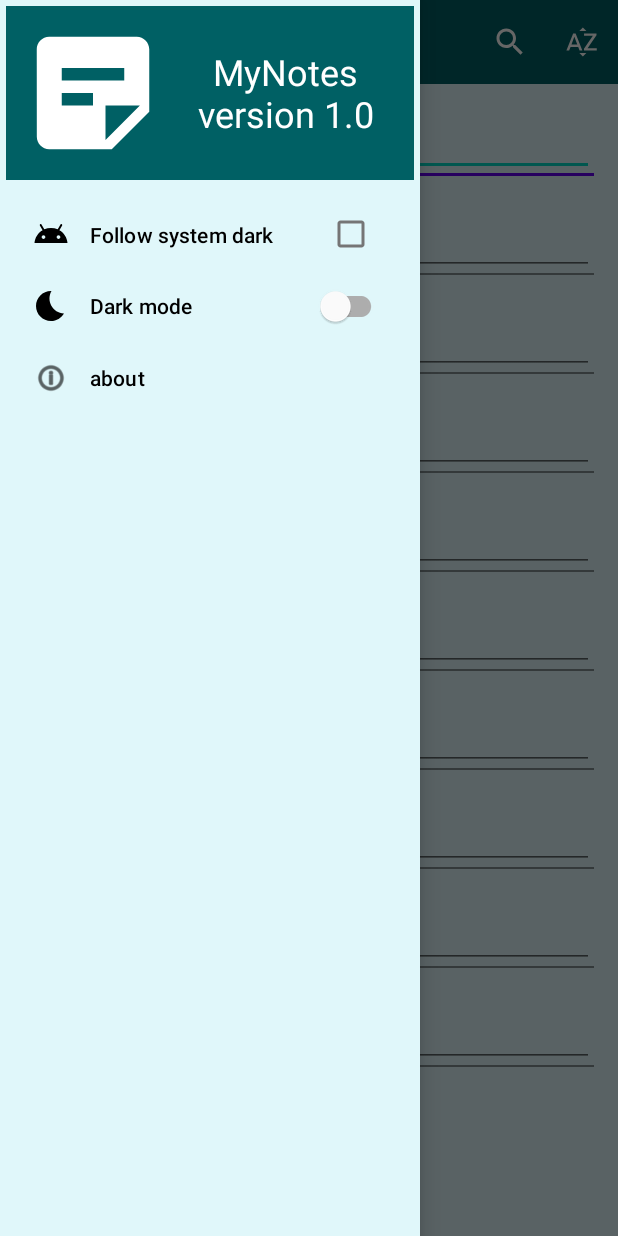
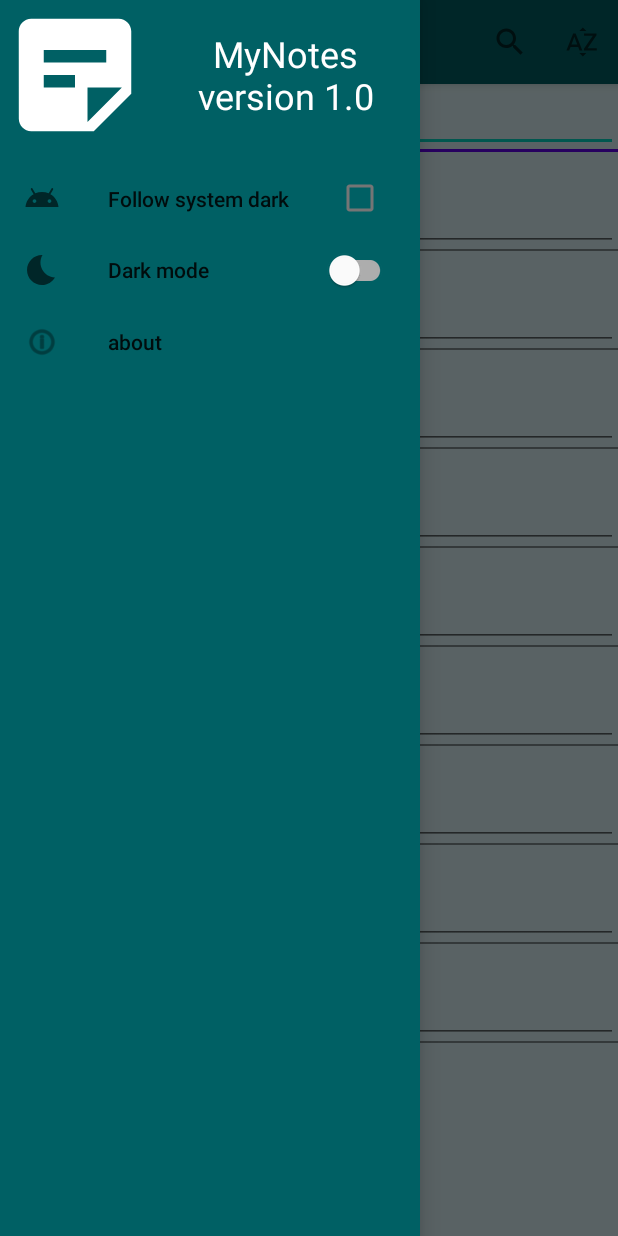
Before and after one commit to GeekBrainsStudent/MyNotes, an Android app: the screen it shows after launch (MainActivity), with the side drawer open, on a phone screen of 412 x 824 dp. Run offline under Robolectric (Android 15) with nearby library versions, the phone set to English and light mode, and no system bars.

Commit message:
1. Update themes and styles

```diff
--- a/app/src/main/res/layout-land/activity_main.xml
+++ b/app/src/main/res/layout-land/activity_main.xml
@@ -61,7 +61,6 @@
         android:layout_width="wrap_content"
         android:layout_height="match_parent"
         android:layout_gravity="start"
-        android:fitsSystemWindows="true"
         app:headerLayout="@layout/nav_header"
         app:menu="@menu/drawer_menu" />
 
--- a/app/src/main/res/layout/activity_main.xml
+++ b/app/src/main/res/layout/activity_main.xml
@@ -45,8 +45,6 @@
         android:layout_width="wrap_content"
         android:layout_height="match_parent"
         android:layout_gravity="start"
-        android:fitsSystemWindows="true"
-        style="@style/MyNavigationViewStyle"
         app:headerLayout="@layout/nav_header"
         app:menu="@menu/drawer_menu" />
 
--- a/app/src/main/res/layout/fragment_list_notes.xml
+++ b/app/src/main/res/layout/fragment_list_notes.xml
@@ -3,7 +3,6 @@
     xmlns:android="http://schemas.android.com/apk/res/android"
     android:orientation="vertical"
     android:layout_width="match_parent"
-    android:layout_height="match_parent"
-    style="@style/FragmentRootStyle">
+    android:layout_height="match_parent">
 
 </LinearLayout>
--- a/app/src/main/res/layout/fragment_note.xml
+++ b/app/src/main/res/layout/fragment_note.xml
@@ -3,8 +3,7 @@
     xmlns:android="http://schemas.android.com/apk/res/android"
     android:orientation="vertical"
     android:layout_width="match_parent"
-    android:layout_height="match_parent"
-    style="@style/FragmentRootStyle">
+    android:layout_height="match_parent">
 
     <com.google.android.material.textfield.TextInputLayout
         android:id="@+id/title_layout"
@@ -14,8 +13,7 @@
         <com.google.android.material.textfield.TextInputEditText
             android:id="@+id/title"
             android:layout_width="match_parent"
-            android:layout_height="wrap_content"
-            style="@style/TitleStyle" />
+            android:layout_height="wrap_content" />
 
     </com.google.android.material.textfield.TextInputLayout>
 
--- a/app/src/main/res/layout/nav_header.xml
+++ b/app/src/main/res/layout/nav_header.xml
@@ -3,8 +3,7 @@
     xmlns:app="http://schemas.android.com/apk/res-auto"
     android:orientation="horizontal"
     android:layout_width="match_parent"
-    android:layout_height="wrap_content"
-    style="@style/MyNavigationViewHeaderStyle">
+    android:layout_height="wrap_content">
 
     <ImageView
         android:id="@+id/avatar"
--- a/app/src/main/res/values-night/themes.xml
+++ b/app/src/main/res/values-night/themes.xml
@@ -1,54 +1,34 @@
 <resources xmlns:tools="http://schemas.android.com/tools">
     <!-- Base application theme. -->
     <style name="Theme.MyNotes" parent="Theme.MaterialComponents.DayNight.NoActionBar">
-        <item name="android:windowBackground">@color/black</item>
-        <item name="textInputStyle">@style/MyTextInputLayoutStyle</item>
-        <item name="appBarLayoutStyle">@style/MyAppBarLayoutStyle</item>
-        <item name="toolbarStyle">@style/MyToolbarStyle</item>
+        <item name="android:windowBackground">@color/cyan50</item>
+        <item name="toolbarStyle">@style/ToolbarStyle</item>
+
+        <item name="navigationViewStyle">@style/NavigationViewStyle</item>
+        <item name="cardViewStyle">@style/CardViewStyle</item>
+        <item name="textInputStyle">@style/TextInputStyle</item>
+        <item name="editTextStyle">@style/EditTextStyle</item>
     </style>
 
-    <style name="MyNavigationViewStyle">
-        <item name="android:background">@color/black</item>
-    </style>
-
-    <style name="MyNavigationViewHeaderStyle">
+    <style name="ToolbarStyle" parent="Widget.MaterialComponents.Toolbar">
         <item name="android:background">@color/cyan900</item>
-        <item name="android:layout_margin">4dp</item>
-        <item name="android:padding">8dp</item>
-        <item name="android:textViewStyle">@style/NavHeaderTextInputEditTextStyle</item>
-    </style>
-
-    <style name="NavHeaderTextInputTextLayoutStyle" parent="Widget.MaterialComponents.TextInputLayout.FilledBox">
-        <item name="boxBackgroundColor">@color/cyan900</item>
+        <item name="titleTextColor">@color/white</item>
     </style>
 
 
-    <style name="NavHeaderTextInputEditTextStyle">
-        <item name="android:textAppearance">@style/TextAppearance.MaterialComponents.Headline6</item>
-        <item name="color">@color/white</item>
+    <style name="NavigationViewStyle" parent="Widget.Design.NavigationView">
+        <item name="android:background">@color/cyan900</item>
     </style>
 
-    <style name="MyToolbarStyle" parent="Widget.MaterialComponents.Toolbar">
-        <item name="android:background">@color/cyan600</item>
+    <style name="CardViewStyle" parent="Widget.MaterialComponents.CardView">
     </style>
 
-    <style name="MyAppBarLayoutStyle" parent="Widget.MaterialComponents.AppBarLayout.Primary">
-        <item name="android:background">@color/cyan500</item>
+    <style name="TextInputStyle" parent="Widget.MaterialComponents.TextInputLayout.FilledBox">
+        <item name="boxBackgroundColor">@color/cyan50</item>
+        <item name="android:background">@color/cyan50</item>
     </style>
 
-    <style name="MyTextInputLayoutStyle" parent="Widget.MaterialComponents.TextInputLayout.FilledBox">
-        <item name="boxBackgroundColor">@color/cyan50</item>
+    <style name="EditTextStyle" parent="Widget.AppCompat.EditText">
     </style>
 
-    <style name="TitleStyle" parent="Widget.AppCompat.EditText">
-        <item name="android:textAppearance">@style/TextAppearance.MaterialComponents.Headline4</item>
-    </style>
-
-    <style name="DescribeStyle" parent="Widget.AppCompat.EditText">
-        <item name="android:textAppearance">@style/TextAppearance.MaterialComponents.Body2</item>
-    </style>
-
-    <style name="FragmentRootStyle">
-        <item name="android:padding">@dimen/rootFragmentPadding</item>
-    </style>
 </resources>
--- a/app/src/main/res/values/themes.xml
+++ b/app/src/main/res/values/themes.xml
@@ -2,60 +2,33 @@
     <!-- Base application theme. -->
     <style name="Theme.MyNotes" parent="Theme.MaterialComponents.DayNight.NoActionBar">
         <item name="android:windowBackground">@color/cyan50</item>
-        <item name="textInputStyle">@style/MyTextInputLayoutStyle</item>
-        <item name="appBarLayoutStyle">@style/MyAppBarLayoutStyle</item>
-        <item name="toolbarStyle">@style/MyToolbarStyle</item>
-        <item name="actionMenuTextColor">@color/white</item>
-        <item name="iconTint">@color/white</item>
+        <item name="toolbarStyle">@style/ToolbarStyle</item>
+
+        <item name="navigationViewStyle">@style/NavigationViewStyle</item>
+        <item name="cardViewStyle">@style/CardViewStyle</item>
+        <item name="textInputStyle">@style/TextInputStyle</item>
+        <item name="editTextStyle">@style/EditTextStyle</item>
     </style>
 
-    <style name="MenuItemStyle">
-        <item name="actionMenuTextColor">@color/white</item>
-    </style>
-
-    <style name="MyNavigationViewStyle">
-        <item name="android:background">@color/cyan50</item>
-    </style>
-
-    <style name="MyNavigationViewHeaderStyle">
-        <item name="android:background">@color/cyan900</item>
-        <item name="android:layout_margin">4dp</item>
-        <item name="android:padding">8dp</item>
-        <item name="android:textViewStyle">@style/NavHeaderTextInputEditTextStyle</item>
-    </style>
-
-    <style name="NavHeaderTextInputTextLayoutStyle" parent="Widget.MaterialComponents.TextInputLayout.FilledBox">
-        <item name="boxBackgroundColor">@color/cyan900</item>
-    </style>
-
-
-    <style name="NavHeaderTextInputEditTextStyle">
-        <item name="android:textAppearance">@style/TextAppearance.MaterialComponents.Headline6</item>
-        <item name="color">@color/white</item>
-    </style>
-
-    <style name="MyToolbarStyle" parent="Widget.MaterialComponents.Toolbar">
+    <style name="ToolbarStyle" parent="Widget.MaterialComponents.Toolbar">
         <item name="android:background">@color/cyan900</item>
         <item name="titleTextColor">@color/white</item>
     </style>
 
-    <!--<style name="MyAppBarLayoutStyle" parent="Widget.MaterialComponents.AppBarLayout.Primary">
-        <item name="android:background">@color/cyan500</item>
-    </style>-->
 
-    <style name="MyTextInputLayoutStyle" parent="Widget.MaterialComponents.TextInputLayout.FilledBox">
-        <item name="boxBackgroundColor">@color/cyan50</item>
+    <style name="NavigationViewStyle" parent="Widget.Design.NavigationView">
+        <item name="android:background">@color/cyan900</item>
     </style>
 
-    <style name="TitleStyle" parent="Widget.AppCompat.EditText">
-        <item name="android:textAppearance">@style/TextAppearance.MaterialComponents.Headline4</item>
+    <style name="CardViewStyle" parent="Widget.MaterialComponents.CardView">
     </style>
 
-    <style name="DescribeStyle" parent="Widget.AppCompat.EditText">
-        <item name="android:textAppearance">@style/TextAppearance.MaterialComponents.Body2</item>
+    <style name="TextInputStyle" parent="Widget.MaterialComponents.TextInputLayout.FilledBox">
+        <item name="boxBackgroundColor">@color/cyan50</item>
+        <item name="android:background">@color/cyan50</item>
     </style>
 
-    <style name="FragmentRootStyle">
-        <item name="android:padding">@dimen/rootFragmentPadding</item>
+    <style name="EditTextStyle" parent="Widget.AppCompat.EditText">
     </style>
+
 </resources>
```
